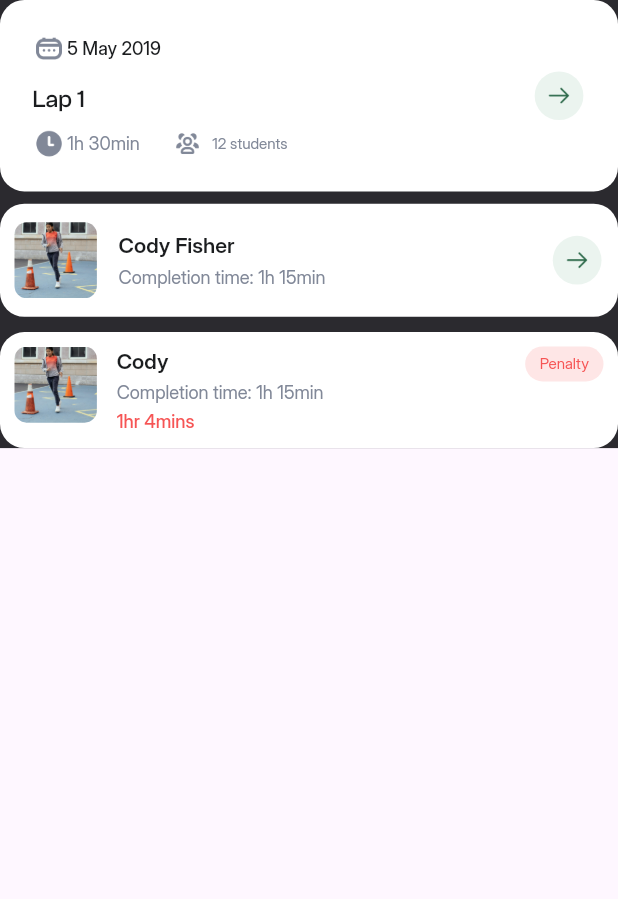
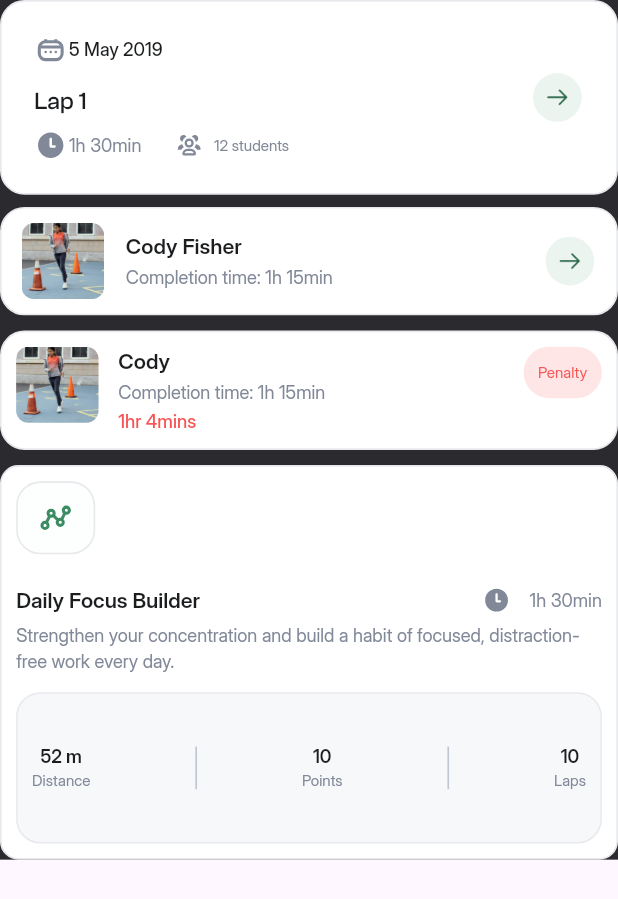
Before and after one commit to aleezasgit/traxit_widget, a Flutter app: the screen it shows after launch, on a phone screen of 412 x 824 dp. Shown: the top 899 px of the screen. Run offline on Flutter 3.47's test engine with Material 3 defaults, Android fonts, the light colour scheme and no system bars; our stand-ins replace flutter_screenutil, flutter_svg; missing offline and left inert: navigation_history_observer.

Commit message:
feat:"cards"

```diff
--- a/traxit/lib/configs/_app_theme.dart
+++ b/traxit/lib/configs/_app_theme.dart
@@ -45,7 +45,7 @@ class AppTheme {
       shade800: const Color(0xFF1B1D1F), //
     ),
 
-    // LIGHT GREY group
+    // LIGHT GREY group#E8E9EC
     lightGrey: ColorShades(
       main: const Color(0xFFE8E9EC), // lightGrey
       shade300: const Color(0xFFECEFF3), //
--- a/traxit/lib/screens/pract.dart
+++ b/traxit/lib/screens/pract.dart
@@ -1,5 +1,6 @@
 import 'package:flutter/material.dart';
 import 'package:traxit/configs/configs.dart';
+import 'package:traxit/screens/widget/course_card.dart';
 import 'package:traxit/screens/widget/penalty.dart';
 import 'package:traxit/screens/widget/short_lap.dart';
 import 'package:traxit/screens/widget/student_card.dart';
@@ -53,8 +54,16 @@ class SplashScreen extends StatelessWidget {
             Penalty(name: 'Cody',
              completionTime: 'Completion time: 1h 15min',
               showPenalty: 'over time: 1h 15min',
-              overtime: '1hr 4mins')
+              overtime: '1hr 4mins'),
 
+              Space.yf(10),
+
+                CourseCard(
+               title: "Daily Focus Builder",
+               description:
+      "Strengthen your concentration and build a habit of focused, distraction-free work every day.",
+              duration: "1h 30min",
+),
 
 
             ],
--- /dev/null
+++ b/traxit/lib/screens/widget/course_card.dart
@@ -0,0 +1,182 @@
+import 'package:flutter/material.dart';
+import 'package:flutter_screenutil/flutter_screenutil.dart';
+import 'package:flutter_svg/flutter_svg.dart';
+import 'package:traxit/configs/configs.dart';
+
+class CourseCard extends StatelessWidget {
+  final String title;
+  final String description;
+  final String duration;
+
+  const CourseCard({
+    super.key,
+    required this.title,
+    required this.description,
+    required this.duration,
+  });
+
+  @override
+  Widget build(BuildContext context) {
+    return Container(
+      padding: Space.all(8.w),
+      decoration: BoxDecoration(
+        color: AppTheme.c.white,
+        borderRadius: BorderRadius.circular(12.r),
+        border: Border.all(width: 1.w,color: AppTheme.c.lightGrey.main!)
+      ),
+      child: Column(
+       crossAxisAlignment: CrossAxisAlignment.start,
+        children: [
+
+          /// Top Icon Box
+          Container(
+                width: 48.w,
+                height: 48.h,
+                decoration: BoxDecoration(
+                  border: Border.all(width: 1.w,color: AppTheme.c.lightGrey.main!),
+                  borderRadius: BorderRadius.all(Radius.circular(16.r)),
+              color: AppTheme.c.background.shade200,
+            ),
+            child: Center(
+              child: SvgPicture.asset(
+                'assets/svgs/Attachment Icon.svg',
+                width: 24.w,
+                height: 24.h,
+              ),
+            ),
+          ),
+
+          Space.yf(20.h),
+          Row(
+
+
+          /// Title
+          children: [ Expanded(
+            child: Text(
+              title,
+              style: AppText.b1bm?.w(6),
+            ),
+          ),
+
+          Space.xf(79.w),
+
+           SvgPicture.asset(
+             'assets/svgs/clock-02.svg',
+             width: 18.w,
+             height: 18.h,
+           ),
+           Space.xf(10.w),
+           Text(
+             duration,
+             style: AppText.b2?.w(4).cl(AppTheme.c.text.main!),
+           ),
+          ]
+          ),
+
+          Space.yf(5.h),
+
+          /// Description
+          Text(
+            description,
+            style: AppText.b2?.w(4).cl(AppTheme.c.text.main!),
+          ),
+
+          Space.yf(12),
+
+
+          /// Bottom Stats Container
+          Container(
+           padding: Space.all(8.w,30.h),
+            // height: 49.h,
+            // width: double.infinity,
+            decoration: BoxDecoration(
+              color: AppTheme.c.background.main,
+              borderRadius: BorderRadius.circular(16.r),
+              border: Border.all(width: 1,color: AppTheme.c.lightGrey.main!),
+            ),
+            child: Row(
+              mainAxisAlignment: MainAxisAlignment.spaceBetween,
+              children: [
+
+                /// Item 1
+                _StatItem(
+                  value: "52 m",
+                  title: "Distance",
+                ),
+                Space.xf(32),
+
+                _VerticalDivider(),
+                Space.xf(32),
+
+                /// Item 2
+                _StatItem(
+                  value: "10",
+                  title: "Points",
+                ),
+                Space.xf(32),
+
+                _VerticalDivider(),
+                Space.xf(32),
+
+                /// Item 3
+                _StatItem(
+                  value: "10",
+                  title: "Laps",
+                ),
+              ],
+            ),
+          ),
+        ],
+      ),
+    );
+  }
+}
+
+
+
+class _StatItem extends StatelessWidget {
+  final String value;
+  final String title;
+
+  const _StatItem({
+    required this.value,
+    required this.title,
+  });
+
+  @override
+  Widget build(BuildContext context) {
+    return Container(
+      // padding: Space.all(8.w,30.h),
+      child: Column(
+
+
+        children: [
+
+          Text(
+            value,
+            style: AppText.b2b?.w(7),
+          ),
+
+          Text(
+            title,
+            style: AppText.l2bm?.w(4).cl(AppTheme.c.text.main!),
+          ),
+        ],
+      ),
+    );
+  }
+}
+
+
+class _VerticalDivider extends StatelessWidget {
+  const _VerticalDivider({super.key});
+
+  @override
+  Widget build(BuildContext context) {
+    return Container(
+      height: 28.h,
+      width: 1.w,
+      color: AppTheme.c.text.shade100,
+    );
+  }
+}
--- a/traxit/lib/screens/widget/penalty.dart
+++ b/traxit/lib/screens/widget/penalty.dart
@@ -28,6 +28,7 @@ class Penalty extends StatelessWidget {
       decoration: BoxDecoration(
         color: AppTheme.c.white,
         borderRadius: BorderRadius.circular(16.r),
+          border: Border.all(width: 1.w,color: AppTheme.c.lightGrey.main!)
       ),
       child: Row(
         crossAxisAlignment: CrossAxisAlignment.start,
@@ -79,8 +80,9 @@ class Penalty extends StatelessWidget {
           /// Penalty
 
             Container(
-              padding: Space.hf(8.w).add(Space.vf(4.h)//.all jira
-              ),
+
+              padding: Space.all(8.w),
+
               decoration: BoxDecoration(
                 color: AppTheme.c.error.shade100,
                 borderRadius: BorderRadius.circular(24.r),
--- a/traxit/lib/screens/widget/short_lap.dart
+++ b/traxit/lib/screens/widget/short_lap.dart
@@ -1,5 +1,6 @@
 import 'package:flutter/material.dart';
 import 'package:flutter_screenutil/flutter_screenutil.dart';
+import 'package:flutter_svg/flutter_svg.dart';
 import 'package:traxit/configs/configs.dart';
 import 'package:traxit/screens/widget/arrow.dart';
 
@@ -31,6 +32,7 @@ class ShortLapCard extends StatelessWidget {
         decoration: BoxDecoration(
           color: AppTheme.c.white,
           borderRadius: BorderRadius.circular(16.r),
+            border: Border.all(width: 1.w,color: AppTheme.c.lightGrey.main!)
          // boxShadow: UIProps.cardShadow,
         ),
         child: Row(
@@ -47,8 +49,8 @@ class ShortLapCard extends StatelessWidget {
                     //crossAxisAlignment: CrossAxisAlignment.start,
                     mainAxisAlignment: MainAxisAlignment.start,
                     children: [
-                      Image.asset(
-                        'assets/pngs/44 calendar.png',//svg
+                      SvgPicture.asset(
+                        'assets/svgs/44 calendar.svg',//svg
                         width: 20.w,
                         height: 20.h,
                       ),
@@ -74,8 +76,8 @@ class ShortLapCard extends StatelessWidget {
                   /// Duration + Students
                   Row(
                     children: [
-                      Image.asset(
-                        'assets/pngs/clock-02.png',
+                     SvgPicture.asset(
+                        'assets/svgs/clock-02.svg',
                         width: 20.w,
                         height: 20.h,
                       ),
@@ -88,8 +90,8 @@ class ShortLapCard extends StatelessWidget {
 
                       Space.xf(20),
 
-                      Image.asset(
-                        'assets/pngs/users-03.png',
+                     SvgPicture.asset(
+                        'assets/svgs/users-03.svg',
                         width: 18.w,
                         height: 18.h,
                       ),
@@ -106,24 +108,6 @@ class ShortLapCard extends StatelessWidget {
               ),
             ),
 
-            /// Arrow Button
-            /// //custom
-            // Container(
-
-            //   height: 32.h,
-            //   width: 32.w,
-            //   decoration: BoxDecoration(
-            //     shape: BoxShape.circle,
-            //     color: AppTheme.c.primary.shade100,
-            //   ),
-            //   child: Center(
-            //     child: Image.asset(
-            //       'assets/pngs/arrow-narrow-right.png',
-            //       width: 18.w,
-            //       height: 18.h,
-            //     ),
-            //   ),
-            // ),
 
             Arrow(),
           ],
--- a/traxit/lib/screens/widget/student_card.dart
+++ b/traxit/lib/screens/widget/student_card.dart
@@ -20,11 +20,12 @@ class StudentCard extends StatelessWidget {
     return GestureDetector(
       onTap: onTap,
       child: Container(
-        padding: Space.hf(8.w).add(Space.vf(12.h),),//.all(v,h)
 
+        padding:Space.all(12.h,8.w),
         decoration: BoxDecoration(
           color: AppTheme.c.white,
           borderRadius: BorderRadius.circular(16.r),
+            border: Border.all(width: 1.w,color: AppTheme.c.lightGrey.main!)
 
         ),
         child: Row(
```
Also changed, not shown: traxit/assets/svgs/44 calendar.svg (added), traxit/assets/svgs/Attachment Icon.svg (added), traxit/assets/svgs/clock-02.svg (added), traxit/assets/svgs/users-03.svg (added).
